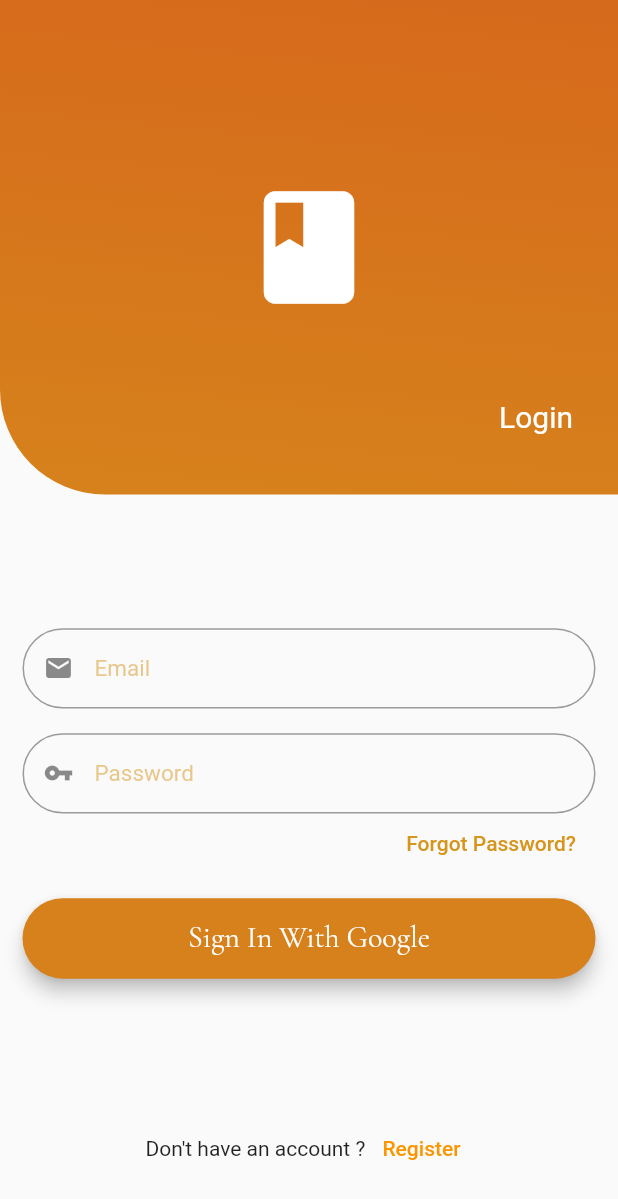
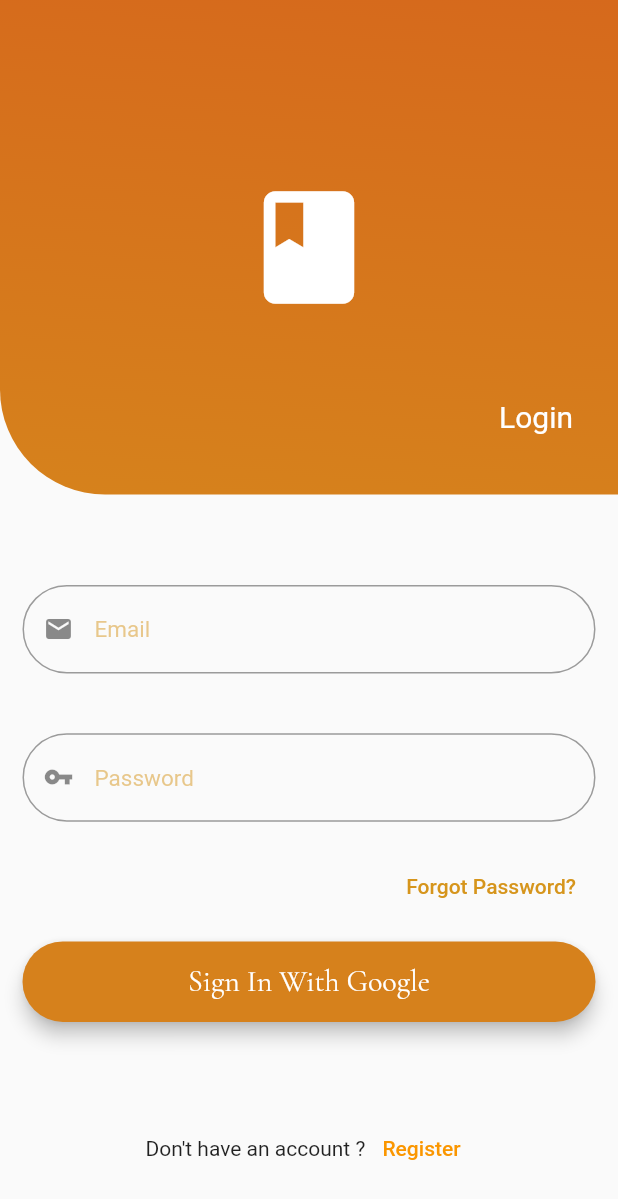
Before and after one commit to mnomancode/diary_app, a Flutter app: the LoginScreen widget shown alone on an empty page, opened directly, after a tap on "Sign In With Google", on a phone screen of 412 x 824 dp. Shown: the top 1199 px of the screen. Run offline on Flutter 3.47's test engine with Material 2 defaults, Android fonts, the phone set to English and light mode, and no system bars; our stand-ins replace firebase_auth, firebase_core, google_sign_in; accounts and stored records are empty.

```diff
--- /dev/null
+++ b/lib/Controllers/firebase/firebase_services.dart
@@ -0,0 +1,26 @@
+import 'package:google_sign_in/google_sign_in.dart';
+import 'package:firebase_auth/firebase_auth.dart';
+
+class FirebaseServices {
+  final GoogleSignIn _signIn = GoogleSignIn();
+  final FirebaseAuth auth = FirebaseAuth.instance;
+  Future<String?> googleSignInProcess() async {
+    try {
+      final GoogleSignInAccount? account = await _signIn.signIn();
+      final GoogleSignInAuthentication? googleSignInAuthentication =
+          await account!.authentication;
+      final AuthCredential credential = GoogleAuthProvider.credential(
+        accessToken: googleSignInAuthentication!.accessToken,
+        idToken: googleSignInAuthentication.idToken,
+      );
+
+      await auth.signInWithCredential(credential);
+      // ignore: empty_catches
+    } catch (e) {}
+  }
+
+  Future<void> signOut() async {
+    await auth.signOut();
+    await _signIn.signOut();
+  }
+}
--- a/lib/View/screnes/login_screen.dart
+++ b/lib/View/screnes/login_screen.dart
@@ -1,3 +1,5 @@
+import 'package:diary_app/Controllers/firebase/firebase_services.dart';
+import 'package:firebase_auth/firebase_auth.dart';
 import 'package:flutter/material.dart';
 
 class LoginScreen extends StatefulWidget {
@@ -11,6 +13,12 @@ class _LoginScreenState extends State<LoginScreen> {
   @override
   Widget build(BuildContext context) {
     final height = MediaQuery.of(context).size.height;
+
+    meathodAuthh() {
+      FirebaseServices op = FirebaseServices();
+      op.googleSignInProcess();
+    }
+
     return SingleChildScrollView(
       scrollDirection: Axis.vertical,
       child: Column(
@@ -64,7 +72,7 @@ class _LoginScreenState extends State<LoginScreen> {
               crossAxisAlignment: CrossAxisAlignment.end,
               children: [
                 SizedBox(
-                  height: height * 0.065,
+                  height: height * 0.1,
                   child: const TextField(
                     decoration: InputDecoration(
                       border: OutlineInputBorder(
@@ -87,7 +95,7 @@ class _LoginScreenState extends State<LoginScreen> {
                 ),
                 // ignore: prefer_const_constructors
                 SizedBox(
-                  height: height * 0.065,
+                  height: height * 0.1,
                   child: const TextField(
                     obscureText: true,
                     obscuringCharacter: '*',
@@ -145,7 +153,8 @@ class _LoginScreenState extends State<LoginScreen> {
                       ),
                     ),
                     // ignore: avoid_print
-                    onPressed: () => print('op'),
+                    onPressed: meathodAuthh,
+                    // onPressed: () => print('op'),
                   ),
                 ),
               ],
@@ -156,15 +165,18 @@ class _LoginScreenState extends State<LoginScreen> {
             // ignore: prefer_const_literals_to_create_immutables
             children: [
               const Text('Don\'t have an account ? '),
-              const TextButton(
-                onPressed: null,
-                child: Text(
+              TextButton(
+                onPressed: () {
+                  FirebaseServices op = FirebaseServices();
+                  op.signOut();
+                },
+                child: const Text(
                   'Register',
                   style: TextStyle(color: Color.fromRGBO(250, 150, 0, 1)),
                 ),
               ),
             ],
-          )
+          ),
         ],
       ),
     );
--- a/pubspec.yaml
+++ b/pubspec.yaml
@@ -34,6 +34,9 @@ dependencies:
   # The following adds the Cupertino Icons font to your application.
   # Use with the CupertinoIcons class for iOS style icons.
   cupertino_icons: ^1.0.2
+  google_sign_in: ^5.0.7
+  http: ^0.13.3
+  firebase_auth: ^3.0.1
 
 dev_dependencies:
   flutter_test:
```
Also changed, not shown: lib/View/screnes/home_screne.dart (added, +32 -0 lines), lib/main.dart (+10 -3 lines), pubspec.lock, 3 other files.
